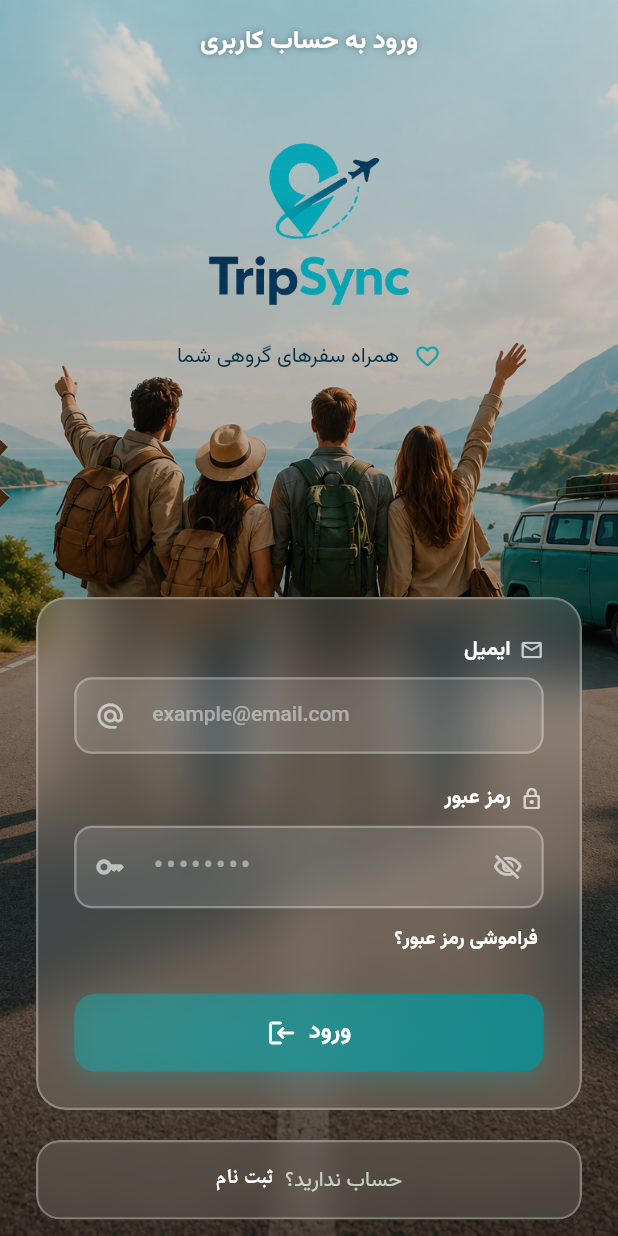
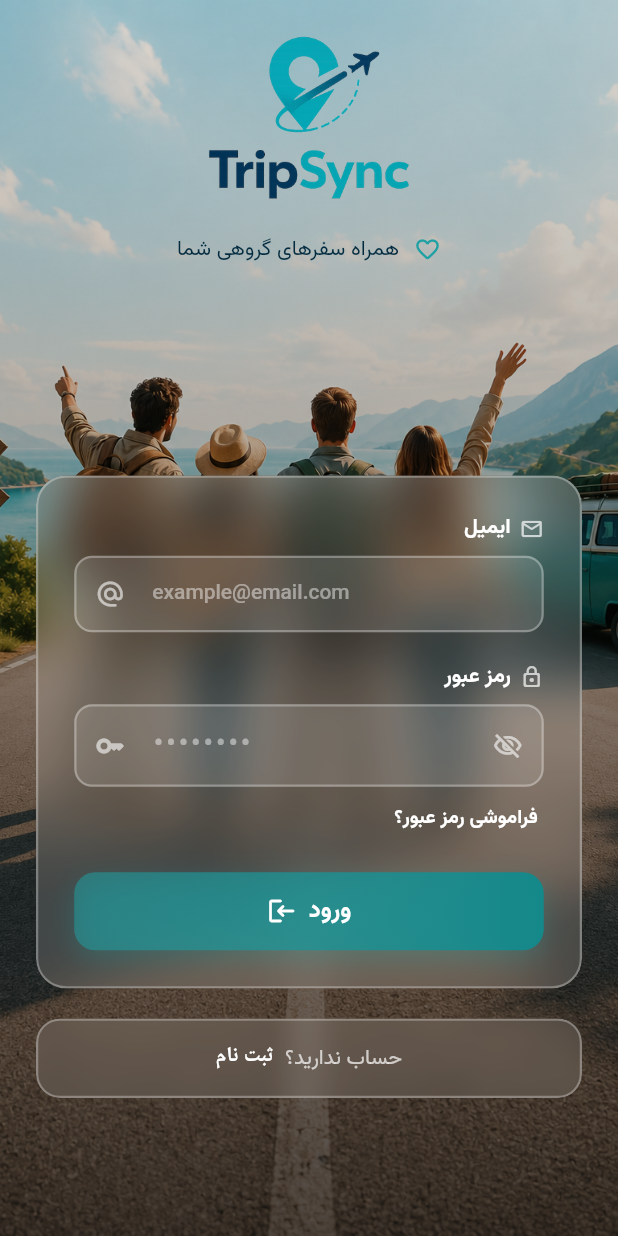
Before and after one commit to Pgh2005/TripSync, a Flutter app: the screen it shows after launch, on a phone screen of 412 x 824 dp. Run offline on Flutter 3.47's test engine with Material 3 defaults, Android fonts, the phone set to English and light mode, and no system bars; our stand-ins replace flutter_dotenv, go_router, supabase_flutter; accounts and stored records are empty.

Commit message:
remove appbar in login screen & register screen

```diff
--- a/lib/features/auth/presentation/screens/login_screen.dart
+++ b/lib/features/auth/presentation/screens/login_screen.dart
@@ -78,22 +78,6 @@ class _LoginScreenState extends State<LoginScreen>
       child: Scaffold(
         extendBodyBehindAppBar: true,
         backgroundColor: Colors.black,
-        appBar: AppBar(
-          backgroundColor: Colors.transparent,
-          elevation: 0,
-          surfaceTintColor: Colors.transparent,
-          centerTitle: true,
-          title: const Text(
-            'ورود به حساب کاربری',
-            style: TextStyle(
-              color: Colors.white,
-              fontSize: 17,
-              fontWeight: FontWeight.w700,
-              letterSpacing: -0.3,
-              shadows: [Shadow(color: Colors.black38, blurRadius: 6)],
-            ),
-          ),
-        ),
         body: Stack(
           fit: StackFit.expand,
           children: [
@@ -141,13 +125,13 @@ class _LoginScreenState extends State<LoginScreen>
                     child: Padding(
                       padding: const EdgeInsets.symmetric(
                         horizontal: 24,
-                        vertical: 20,
+                        vertical: 5,
                       ),
                       child: Column(
                         crossAxisAlignment: CrossAxisAlignment.stretch,
                         children: [
                           AuthHero(imageSize: 145),
-                          const SizedBox(height: 150),
+                          const SizedBox(height: 140),
                           LoginForm(
                             onLogin: _handleLogin,
                             isLoading: _isLoading,
```
Also changed, not shown: lib/features/auth/presentation/screens/register_screen.dart (+1 -18 lines).
